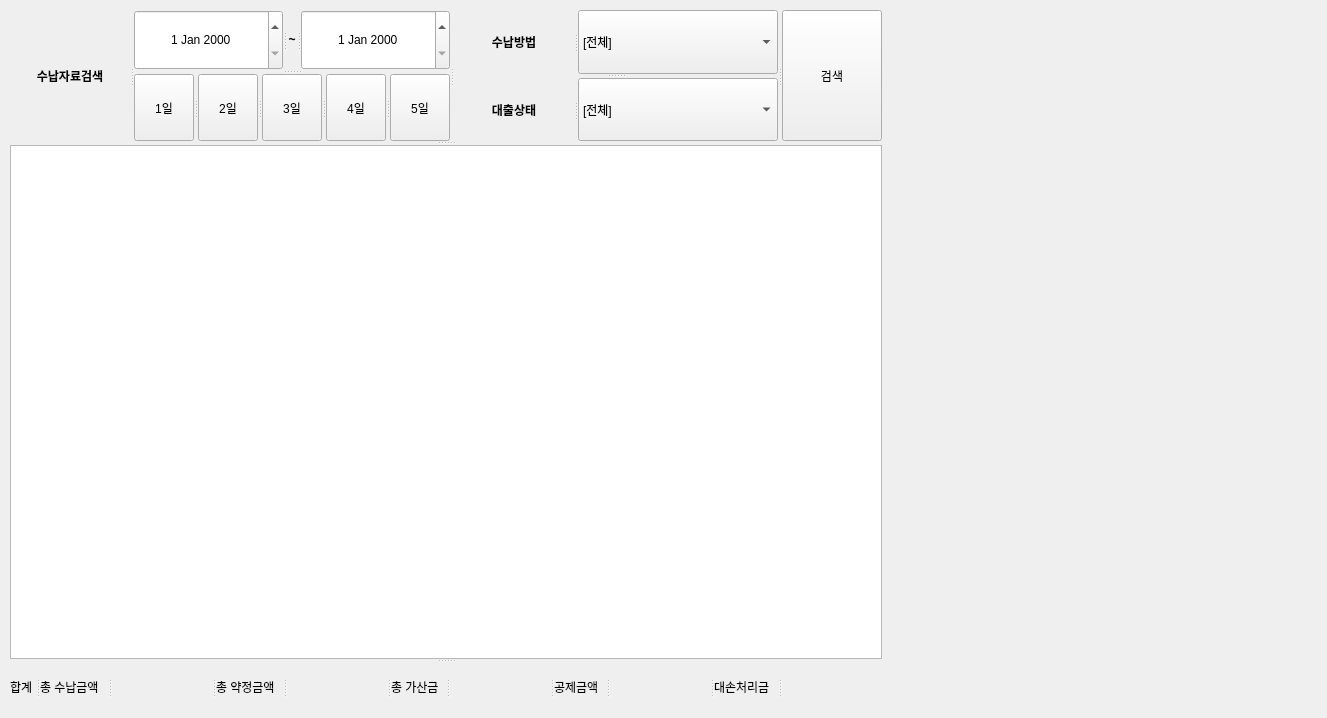
Above: app/ui/received_registration.ui from DY-Microfinance-Customer-Management/dymf-algorithm before the change. Below: the same form after it.
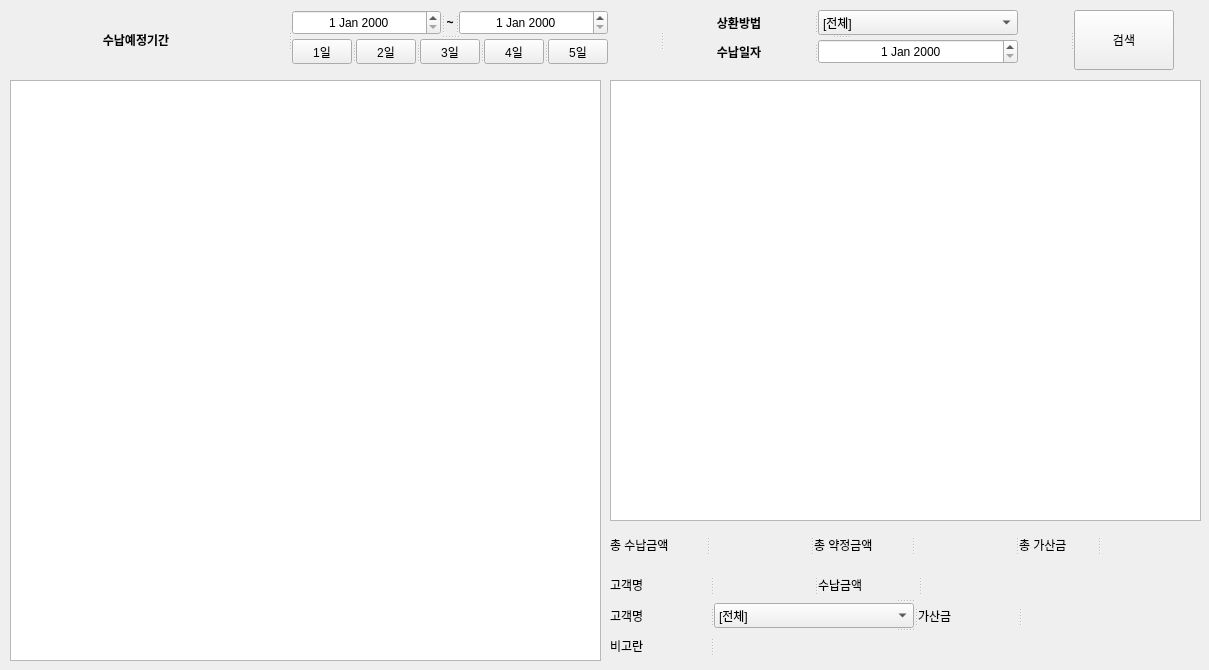
That is the form after the change.

Patch:
```diff
--- a/app/ui/received_registration.ui
+++ b/app/ui/received_registration.ui
@@ -6,31 +6,210 @@
    <rect>
     <x>0</x>
     <y>0</y>
-    <width>1327</width>
-    <height>718</height>
+    <width>1209</width>
+    <height>670</height>
    </rect>
   </property>
+  <property name="sizePolicy">
+   <sizepolicy hsizetype="Preferred" vsizetype="Preferred">
+    <horstretch>120</horstretch>
+    <verstretch>0</verstretch>
+   </sizepolicy>
+  </property>
+  <property name="minimumSize">
+   <size>
+    <width>1209</width>
+    <height>670</height>
+   </size>
+  </property>
+  <property name="maximumSize">
+   <size>
+    <width>1209</width>
+    <height>670</height>
+   </size>
+  </property>
   <property name="windowTitle">
    <string>MainWindow</string>
   </property>
   <widget class="QWidget" name="centralwidget">
-   <widget class="QSplitter" name="splitter_20">
+   <widget class="QTableView" name="tableView_4">
+    <property name="geometry">
+     <rect>
+      <x>610</x>
+      <y>80</y>
+      <width>591</width>
+      <height>441</height>
+     </rect>
+    </property>
+    <property name="minimumSize">
+     <size>
+      <width>591</width>
+      <height>441</height>
+     </size>
+    </property>
+    <property name="maximumSize">
+     <size>
+      <width>591</width>
+      <height>441</height>
+     </size>
+    </property>
+   </widget>
+   <widget class="QTableView" name="tableView_3">
+    <property name="geometry">
+     <rect>
+      <x>10</x>
+      <y>80</y>
+      <width>591</width>
+      <height>581</height>
+     </rect>
+    </property>
+    <property name="minimumSize">
+     <size>
+      <width>591</width>
+      <height>581</height>
+     </size>
+    </property>
+    <property name="maximumSize">
+     <size>
+      <width>591</width>
+      <height>581</height>
+     </size>
+    </property>
+   </widget>
+   <widget class="QSplitter" name="splitter_19">
+    <property name="geometry">
+     <rect>
+      <x>610</x>
+      <y>530</y>
+      <width>591</width>
+      <height>30</height>
+     </rect>
+    </property>
+    <property name="minimumSize">
+     <size>
+      <width>0</width>
+      <height>30</height>
+     </size>
+    </property>
+    <property name="maximumSize">
+     <size>
+      <width>630</width>
+      <height>30</height>
+     </size>
+    </property>
+    <property name="orientation">
+     <enum>Qt::Horizontal</enum>
+    </property>
+    <widget class="QLabel" name="label_7">
+     <property name="maximumSize">
+      <size>
+       <width>100</width>
+       <height>16777215</height>
+      </size>
+     </property>
+     <property name="text">
+      <string>총 수납금액</string>
+     </property>
+    </widget>
+    <widget class="QLabel" name="label_8">
+     <property name="minimumSize">
+      <size>
+       <width>100</width>
+       <height>0</height>
+      </size>
+     </property>
+     <property name="maximumSize">
+      <size>
+       <width>100</width>
+       <height>16777215</height>
+      </size>
+     </property>
+     <property name="text">
+      <string/>
+     </property>
+    </widget>
+    <widget class="QLabel" name="label_9">
+     <property name="minimumSize">
+      <size>
+       <width>0</width>
+       <height>30</height>
+      </size>
+     </property>
+     <property name="maximumSize">
+      <size>
+       <width>100</width>
+       <height>30</height>
+      </size>
+     </property>
+     <property name="text">
+      <string>총 약정금액</string>
+     </property>
+    </widget>
+    <widget class="QLabel" name="label_10">
+     <property name="minimumSize">
+      <size>
+       <width>100</width>
+       <height>0</height>
+      </size>
+     </property>
+     <property name="maximumSize">
+      <size>
+       <width>100</width>
+       <height>16777215</height>
+      </size>
+     </property>
+     <property name="text">
+      <string/>
+     </property>
+    </widget>
+    <widget class="QLabel" name="label_11">
+     <property name="maximumSize">
+      <size>
+       <width>100</width>
+       <height>16777215</height>
+      </size>
+     </property>
+     <property name="text">
+      <string>총 가산금</string>
+     </property>
+    </widget>
+    <widget class="QLabel" name="label_12">
+     <property name="minimumSize">
+      <size>
+       <width>100</width>
+       <height>0</height>
+      </size>
+     </property>
+     <property name="maximumSize">
+      <size>
+       <width>100</width>
+       <height>16777215</height>
+      </size>
+     </property>
+     <property name="text">
+      <string/>
+     </property>
+    </widget>
+   </widget>
+   <widget class="QSplitter" name="splitter_4">
     <property name="geometry">
      <rect>
       <x>10</x>
       <y>10</y>
-      <width>1311</width>
-      <height>701</height>
+      <width>1191</width>
+      <height>60</height>
      </rect>
     </property>
-    <property name="orientation">
-     <enum>Qt::Vertical</enum>
+    <property name="minimumSize">
+     <size>
+      <width>1191</width>
+      <height>60</height>
+     </size>
     </property>
-    <widget class="QSplitter" name="splitter_18">
      <property name="maximumSize">
       <size>
-       <width>16777215</width>
-       <height>60</height>
+      <width>998</width>
+      <height>56</height>
       </size>
      </property>
      <property name="orientation">
@@ -39,8 +218,8 @@
      <widget class="QLabel" name="customerMarried_4">
       <property name="maximumSize">
        <size>
-        <width>120</width>
-        <height>16777215</height>
+       <width>200</width>
+       <height>60</height>
        </size>
       </property>
       <property name="font">
@@ -54,7 +233,7 @@
        <bool>true</bool>
       </property>
       <property name="text">
-       <string>수납자료검색</string>
+      <string>수납예정기간</string>
       </property>
       <property name="alignment">
        <set>Qt::AlignCenter</set>
@@ -138,7 +317,7 @@
         <property name="maximumSize">
          <size>
           <width>250</width>
-          <height>16777215</height>
+         <height>25</height>
          </size>
         </property>
         <property name="mouseTracking">
@@ -185,7 +364,7 @@
         <property name="maximumSize">
          <size>
           <width>60</width>
-          <height>16777215</height>
+         <height>25</height>
          </size>
         </property>
         <property name="text">
@@ -196,7 +375,7 @@
         <property name="maximumSize">
          <size>
           <width>60</width>
-          <height>16777215</height>
+         <height>25</height>
          </size>
         </property>
         <property name="text">
@@ -207,7 +386,7 @@
         <property name="maximumSize">
          <size>
           <width>60</width>
-          <height>16777215</height>
+         <height>25</height>
          </size>
         </property>
         <property name="text">
@@ -218,7 +397,7 @@
         <property name="maximumSize">
          <size>
           <width>60</width>
-          <height>16777215</height>
+         <height>25</height>
          </size>
         </property>
         <property name="text">
@@ -229,7 +408,7 @@
         <property name="maximumSize">
          <size>
           <width>60</width>
-          <height>16777215</height>
+         <height>25</height>
          </size>
         </property>
         <property name="text">
@@ -238,7 +417,7 @@
        </widget>
       </widget>
      </widget>
-     <widget class="QSplitter" name="splitter_17">
+    <widget class="QSplitter" name="splitter_3">
       <property name="orientation">
        <enum>Qt::Vertical</enum>
       </property>
@@ -249,8 +428,8 @@
        <widget class="QLabel" name="customerMarried_9">
         <property name="maximumSize">
          <size>
-          <width>120</width>
-          <height>16777215</height>
+         <width>150</width>
+         <height>25</height>
          </size>
         </property>
         <property name="font">
@@ -264,7 +443,7 @@
          <bool>true</bool>
         </property>
         <property name="text">
-         <string>수납방법</string>
+        <string>상환방법</string>
         </property>
         <property name="alignment">
          <set>Qt::AlignCenter</set>
@@ -280,7 +459,7 @@
         <property name="maximumSize">
          <size>
           <width>200</width>
-          <height>16777215</height>
+         <height>25</height>
          </size>
         </property>
         <item>
@@ -295,45 +474,30 @@
         </item>
         <item>
          <property name="text">
-          <string>현금</string>
-         </property>
-        </item>
-        <item>
-         <property name="text">
-          <string>대체</string>
-         </property>
-        </item>
-        <item>
-         <property name="text">
-          <string>대변</string>
-         </property>
-        </item>
-        <item>
-         <property name="text">
-          <string>추심</string>
-         </property>
-        </item>
-        <item>
-         <property name="text">
-          <string>공제</string>
-         </property>
-        </item>
-        <item>
-         <property name="text">
-          <string>대손처리</string>
-         </property>
-        </item>
-       </widget>
-      </widget>
+         <string>일변</string>
+        </property>
+       </item>
+      </widget>
+     </widget>
+     <widget class="QSplitter" name="splitter">
+      <property name="orientation">
+       <enum>Qt::Horizontal</enum>
+      </property>
       <widget class="QSplitter" name="splitter_13">
        <property name="orientation">
         <enum>Qt::Horizontal</enum>
        </property>
        <widget class="QLabel" name="customerMarried_10">
+        <property name="minimumSize">
+         <size>
+          <width>150</width>
+          <height>0</height>
+         </size>
+        </property>
         <property name="maximumSize">
          <size>
-          <width>120</width>
-          <height>16777215</height>
+          <width>150</width>
+          <height>25</height>
          </size>
         </property>
         <property name="font">
@@ -347,50 +511,54 @@
          <bool>true</bool>
         </property>
         <property name="text">
-         <string>대출상태</string>
+         <string>수납일자</string>
         </property>
         <property name="alignment">
          <set>Qt::AlignCenter</set>
         </property>
        </widget>
-       <widget class="QComboBox" name="comboBox_4">
-        <property name="minimumSize">
-         <size>
-          <width>100</width>
-          <height>0</height>
-         </size>
-        </property>
+      </widget>
+      <widget class="QDateEdit" name="DateEdit_5">
         <property name="maximumSize">
          <size>
-          <width>200</width>
+         <width>250</width>
           <height>16777215</height>
          </size>
         </property>
-        <item>
-         <property name="text">
-          <string>[전체]</string>
-         </property>
-        </item>
-        <item>
-         <property name="text">
-          <string>진행</string>
-         </property>
-        </item>
-        <item>
-         <property name="text">
-          <string>취소</string>
-         </property>
-        </item>
-        <item>
-         <property name="text">
-          <string>중지</string>
-         </property>
-        </item>
-        <item>
-         <property name="text">
-          <string>완료</string>
-         </property>
-        </item>
+       <property name="mouseTracking">
+        <bool>false</bool>
+       </property>
+       <property name="focusPolicy">
+        <enum>Qt::TabFocus</enum>
+       </property>
+       <property name="autoFillBackground">
+        <bool>false</bool>
+       </property>
+       <property name="frame">
+        <bool>true</bool>
+       </property>
+       <property name="alignment">
+        <set>Qt::AlignCenter</set>
+       </property>
+       <property name="buttonSymbols">
+        <enum>QAbstractSpinBox::UpDownArrows</enum>
+       </property>
+       <property name="accelerated">
+        <bool>false</bool>
+       </property>
+       <property name="correctionMode">
+        <enum>QAbstractSpinBox::CorrectToPreviousValue</enum>
+       </property>
+       <property name="calendarPopup">
+        <bool>false</bool>
+       </property>
+       <property name="date">
+        <date>
+         <year>2000</year>
+         <month>1</month>
+         <day>1</day>
+        </date>
+       </property>
        </widget>
       </widget>
      </widget>
@@ -398,7 +566,7 @@
       <property name="maximumSize">
        <size>
         <width>100</width>
-        <height>16777215</height>
+       <height>60</height>
        </size>
       </property>
       <property name="text">
@@ -406,106 +574,34 @@
       </property>
      </widget>
     </widget>
-    <widget class="QTableView" name="tableView_3"/>
-    <widget class="QSplitter" name="splitter_19">
+   <widget class="QSplitter" name="splitter_8">
+    <property name="geometry">
+     <rect>
+      <x>610</x>
+      <y>570</y>
+      <width>590</width>
+      <height>90</height>
+     </rect>
+    </property>
+    <property name="minimumSize">
+     <size>
+      <width>590</width>
+      <height>90</height>
+     </size>
+    </property>
+    <property name="maximumSize">
+     <size>
+      <width>590</width>
+      <height>90</height>
+     </size>
+    </property>
+    <property name="orientation">
+     <enum>Qt::Vertical</enum>
+    </property>
+    <widget class="QSplitter" name="splitter_7">
      <property name="orientation">
       <enum>Qt::Horizontal</enum>
      </property>
-     <widget class="QLabel" name="label_27">
-      <property name="maximumSize">
-       <size>
-        <width>100</width>
-        <height>16777215</height>
-       </size>
-      </property>
-      <property name="text">
-       <string>합계</string>
-      </property>
-     </widget>
-     <widget class="QLabel" name="label_7">
-      <property name="maximumSize">
-       <size>
-        <width>100</width>
-        <height>16777215</height>
-       </size>
-      </property>
-      <property name="text">
-       <string>총 수납금액</string>
-      </property>
-     </widget>
-     <widget class="QLabel" name="label_8">
-      <property name="minimumSize">
-       <size>
-        <width>100</width>
-        <height>0</height>
-       </size>
-      </property>
-      <property name="maximumSize">
-       <size>
-        <width>100</width>
-        <height>16777215</height>
-       </size>
-      </property>
-      <property name="text">
-       <string/>
-      </property>
-     </widget>
-     <widget class="QLabel" name="label_9">
-      <property name="maximumSize">
-       <size>
-        <width>100</width>
-        <height>16777215</height>
-       </size>
-      </property>
-      <property name="text">
-       <string>총 약정금액</string>
-      </property>
-     </widget>
-     <widget class="QLabel" name="label_10">
-      <property name="minimumSize">
-       <size>
-        <width>100</width>
-        <height>0</height>
-       </size>
-      </property>
-      <property name="maximumSize">
-       <size>
-        <width>100</width>
-        <height>16777215</height>
-       </size>
-      </property>
-      <property name="text">
-       <string/>
-      </property>
-     </widget>
-     <widget class="QLabel" name="label_11">
-      <property name="maximumSize">
-       <size>
-        <width>100</width>
-        <height>16777215</height>
-       </size>
-      </property>
-      <property name="text">
-       <string>총 가산금</string>
-      </property>
-     </widget>
-     <widget class="QLabel" name="label_12">
-      <property name="minimumSize">
-       <size>
-        <width>100</width>
-        <height>0</height>
-       </size>
-      </property>
-      <property name="maximumSize">
-       <size>
-        <width>100</width>
-        <height>16777215</height>
-       </size>
-      </property>
-      <property name="text">
-       <string/>
-      </property>
-     </widget>
      <widget class="QLabel" name="label_13">
       <property name="maximumSize">
        <size>
@@ -514,27 +610,16 @@
        </size>
       </property>
       <property name="text">
-       <string>공제금액</string>
-      </property>
-     </widget>
-     <widget class="QLabel" name="label_15">
-      <property name="minimumSize">
-       <size>
-        <width>100</width>
-        <height>0</height>
-       </size>
-      </property>
-      <property name="maximumSize">
-       <size>
-        <width>100</width>
-        <height>16777215</height>
-       </size>
-      </property>
-      <property name="text">
-       <string/>
+       <string>고객명</string>
       </property>
      </widget>
      <widget class="QLabel" name="label_14">
+      <property name="minimumSize">
+       <size>
+        <width>100</width>
+        <height>0</height>
+       </size>
+      </property>
       <property name="maximumSize">
        <size>
         <width>100</width>
@@ -542,7 +627,18 @@
        </size>
       </property>
       <property name="text">
-       <string>대손처리금</string>
+       <string/>
+      </property>
+     </widget>
+     <widget class="QLabel" name="label_15">
+      <property name="maximumSize">
+       <size>
+        <width>100</width>
+        <height>16777215</height>
+       </size>
+      </property>
+      <property name="text">
+       <string>수납금액</string>
       </property>
      </widget>
      <widget class="QLabel" name="label_16">
@@ -563,6 +659,127 @@
       </property>
      </widget>
     </widget>
+    <widget class="QSplitter" name="splitter_6">
+     <property name="orientation">
+      <enum>Qt::Horizontal</enum>
+     </property>
+     <widget class="QLabel" name="label_19">
+      <property name="maximumSize">
+       <size>
+        <width>100</width>
+        <height>16777215</height>
+       </size>
+      </property>
+      <property name="text">
+       <string>고객명</string>
+      </property>
+     </widget>
+     <widget class="QComboBox" name="comboBox_4">
+      <property name="minimumSize">
+       <size>
+        <width>100</width>
+        <height>0</height>
+       </size>
+      </property>
+      <property name="maximumSize">
+       <size>
+        <width>200</width>
+        <height>25</height>
+       </size>
+      </property>
+      <item>
+       <property name="text">
+        <string>[전체]</string>
+       </property>
+      </item>
+      <item>
+       <property name="text">
+        <string>이체</string>
+       </property>
+      </item>
+      <item>
+       <property name="text">
+        <string>현금</string>
+       </property>
+      </item>
+      <item>
+       <property name="text">
+        <string>대체</string>
+       </property>
+      </item>
+      <item>
+       <property name="text">
+        <string>대변</string>
+       </property>
+      </item>
+      <item>
+       <property name="text">
+        <string>추심</string>
+       </property>
+      </item>
+     </widget>
+     <widget class="QLabel" name="label_18">
+      <property name="maximumSize">
+       <size>
+        <width>100</width>
+        <height>16777215</height>
+       </size>
+      </property>
+      <property name="text">
+       <string>가산금</string>
+      </property>
+     </widget>
+     <widget class="QLabel" name="label_17">
+      <property name="minimumSize">
+       <size>
+        <width>100</width>
+        <height>0</height>
+       </size>
+      </property>
+      <property name="maximumSize">
+       <size>
+        <width>100</width>
+        <height>16777215</height>
+       </size>
+      </property>
+      <property name="text">
+       <string/>
+      </property>
+     </widget>
+    </widget>
+    <widget class="QSplitter" name="splitter_5">
+     <property name="orientation">
+      <enum>Qt::Horizontal</enum>
+     </property>
+     <widget class="QLabel" name="label_20">
+      <property name="maximumSize">
+       <size>
+        <width>100</width>
+        <height>16777215</height>
+       </size>
+      </property>
+      <property name="text">
+       <string>비고란</string>
+      </property>
+     </widget>
+     <widget class="QLabel" name="label_21">
+      <property name="minimumSize">
+       <size>
+        <width>100</width>
+        <height>0</height>
+       </size>
+      </property>
+      <property name="maximumSize">
+       <size>
+        <width>100</width>
+        <height>16777215</height>
+       </size>
+      </property>
+      <property name="text">
+       <string/>
+      </property>
+     </widget>
+    </widget>
    </widget>
   </widget>
  </widget>
```
Left out of the diff: 4 changed lines with no effect on the pictures. Lines whose indentation alone changed are shown as unchanged.
